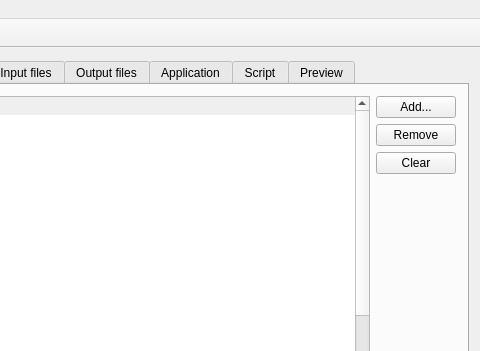
Before: the Qt Designer form src/arcsub-ui/jobdefinitionwindow.ui in jonaslindemann/arc-gui-clients, drawn with Qt 5; both pictures show x 263 to 743 and y 0 to 351 of the 743 by 581 pixel window.
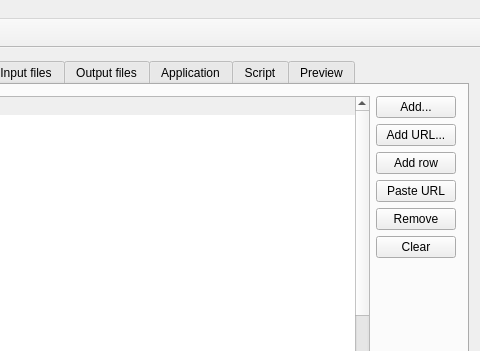
After: the same form once the commit is applied. The open tabs and pages were chosen to show the change.

Diff of the .ui file:
```diff
--- a/src/arcsub-ui/jobdefinitionwindow.ui
+++ b/src/arcsub-ui/jobdefinitionwindow.ui
@@ -362,6 +362,27 @@
                </property>
               </widget>
              </item>
+             <item>
+              <widget class="QPushButton" name="adPerJobUrlButton">
+               <property name="text">
+                <string>Add URL...</string>
+               </property>
+              </widget>
+             </item>
+             <item>
+              <widget class="QPushButton" name="addPerJobRowButton">
+               <property name="text">
+                <string>Add row</string>
+               </property>
+              </widget>
+             </item>
+             <item>
+              <widget class="QPushButton" name="pastePerJobFileButton">
+               <property name="text">
+                <string>Paste URL</string>
+               </property>
+              </widget>
+             </item>
              <item>
               <widget class="QPushButton" name="removePerJobFileButton">
                <property name="text">
```
Left out of the diff: 30 changed lines with no effect on the pictures.
